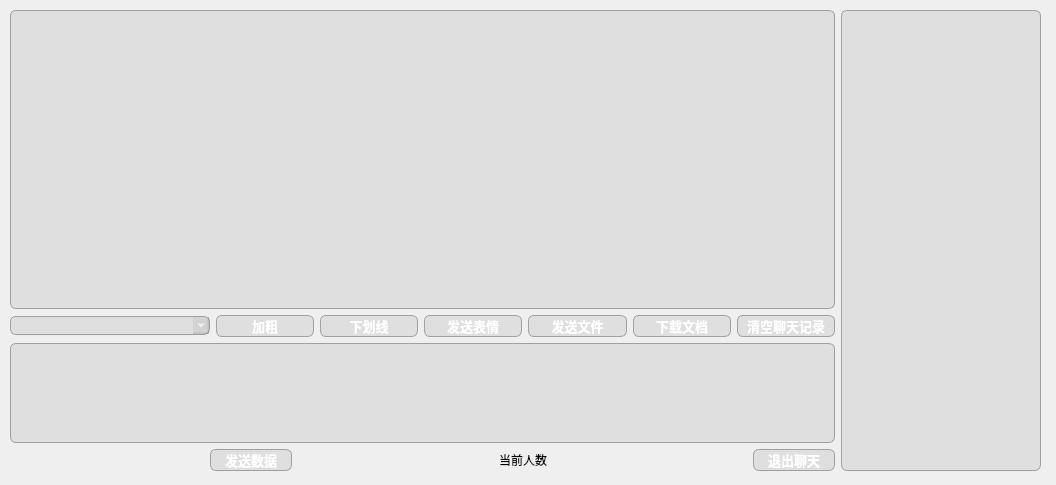
First picture: the form in client/widget.ui, repository IM-Commnue/IM-Internship-BIT, before the edit.
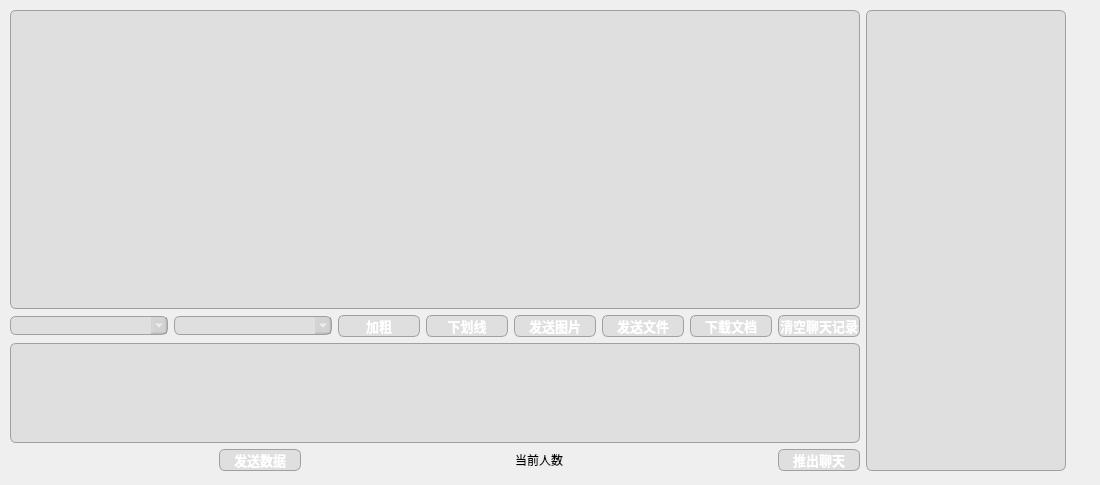
Second picture: the form after the edit.

```diff
--- a/client/widget.ui
+++ b/client/widget.ui
@@ -6,7 +6,7 @@
    <rect>
     <x>0</x>
     <y>0</y>
-    <width>1056</width>
+    <width>1100</width>
     <height>485</height>
    </rect>
   </property>
@@ -18,7 +18,7 @@
     <rect>
      <x>10</x>
      <y>10</y>
-     <width>1031</width>
+     <width>1056</width>
      <height>461</height>
     </rect>
    </property>
@@ -27,17 +27,8 @@
      <layout class="QVBoxLayout" name="verticalLayout_2">
       <item>
        <layout class="QVBoxLayout" name="verticalLayout">
-        <property name="sizeConstraint">
-         <enum>QLayout::SetDefaultConstraint</enum>
-        </property>
         <item>
          <widget class="QTextBrowser" name="textBrowser">
-          <property name="maximumSize">
-           <size>
-            <width>1000</width>
-            <height>16777215</height>
-           </size>
-          </property>
           <property name="styleSheet">
            <string notr="true">QTextBrowser {
 border: 0.5px solid white;
@@ -60,12 +51,36 @@
          <layout class="QHBoxLayout" name="horizontalLayout_2">
           <item>
            <widget class="QComboBox" name="fontComboBox">
-            <property name="maximumSize">
-             <size>
-              <width>200</width>
-              <height>16777215</height>
-             </size>
+            <property name="styleSheet">
+             <string notr="true">QComboBox {
+border: 0.5px solid white;
+border-color: rgb(160,160,160);
+border-radius: 6px;
+background-color: rgba(160,160,160,50);
+min-width: 80px;
+font-family:&quot;Microsoft YaHei&quot;;
+font-size:10pt;
+font-weight: bold;
+color:white;
+}
+QComboBox:hover {
+border: 0.5px solid white;
+	border-color: rgb(160,160,160);
+border-radius: 6px;
+background-color:rgba(84,84,84,50);
+min-width: 80px;
+font-family:&quot;Microsoft YaHei&quot;;
+font-size:10pt;
+font-weight: bold;
+color:white;
+}
+
+</string>
             </property>
+           </widget>
+          </item>
+          <item>
+           <widget class="QComboBox" name="sizeComboBox">
             <property name="styleSheet">
              <string notr="true">QComboBox {
 border: 0.5px solid white;
@@ -191,7 +206,7 @@
 </string>
               </property>
               <property name="text">
-               <string>发送表情</string>
+               <string>发送图片</string>
               </property>
              </widget>
             </item>
@@ -304,7 +319,7 @@
        <widget class="QTextEdit" name="textEdit">
         <property name="maximumSize">
          <size>
-          <width>1000</width>
+          <width>16777215</width>
           <height>100</height>
          </size>
         </property>
@@ -442,7 +457,7 @@
 </string>
           </property>
           <property name="text">
-           <string>退出聊天</string>
+           <string>推出聊天</string>
           </property>
          </widget>
         </item>
@@ -483,7 +498,7 @@
     <rect>
      <x>0</x>
      <y>0</y>
-     <width>1056</width>
+     <width>1100</width>
      <height>485</height>
     </rect>
    </property>
```
